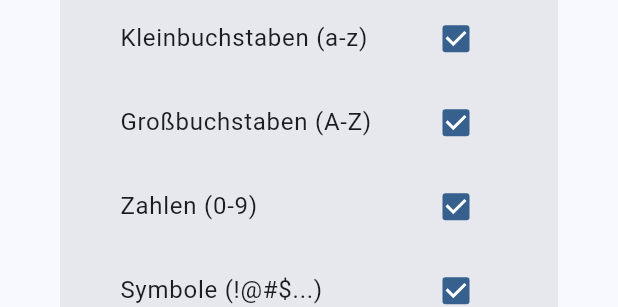
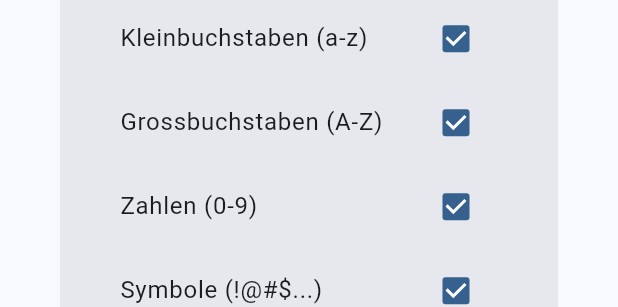
Before and after one commit to iam2nu/cross-platform-mobile-comparison, a Flutter app: the PasswordGeneratorDialog widget shown alone on an empty page, opened directly, on a phone screen of 412 x 824 dp. Shown: the part 601-908 px from the top of the screen. Run offline on Flutter 3.47's test engine with Material 3 defaults, Android fonts, the phone set to English and light mode, and no system bars; our stand-ins replace drift, flutter_dotenv, flutter_secure_storage, geocoding, geolocator, local_auth and 1 more; accounts and stored records are empty; generated files the repository leaves out were written again.

Commit message:
Update repo

```diff
--- a/Flutter/passworttresor/lib/screens/add_edit_credential_screen.dart
+++ b/Flutter/passworttresor/lib/screens/add_edit_credential_screen.dart
@@ -109,7 +109,7 @@ class _AddEditCredentialScreenState extends State<AddEditCredentialScreen> {
         actions: [
           TextButton(
             onPressed: () => Navigator.pop(context),
-            child: const Text('Schließen'),
+            child: const Text('Schliessen'),
           ),
         ],
       ),
--- a/Flutter/passworttresor/lib/screens/home_screen.dart
+++ b/Flutter/passworttresor/lib/screens/home_screen.dart
@@ -243,7 +243,7 @@ class _HomeScreenState extends State<HomeScreen> with WidgetsBindingObserver {
           actions: [
             TextButton(
               onPressed: () => Navigator.pop(context),
-              child: const Text('Schließen'),
+              child: const Text('Schliessen'),
             ),
             ElevatedButton.icon(
               icon: const Icon(Icons.copy),
--- a/Flutter/passworttresor/lib/widgets/password_generator_dialog.dart
+++ b/Flutter/passworttresor/lib/widgets/password_generator_dialog.dart
@@ -134,7 +134,7 @@ class _PasswordGeneratorDialogState extends State<PasswordGeneratorDialog> {
               },
             ),
             CheckboxListTile(
-              title: const Text('Großbuchstaben (A-Z)'),
+              title: const Text('Grossbuchstaben (A-Z)'),
               value: _includeUppercase,
               onChanged: (value) {
                 setState(() {
```
Also changed, not shown: 11 other files.
